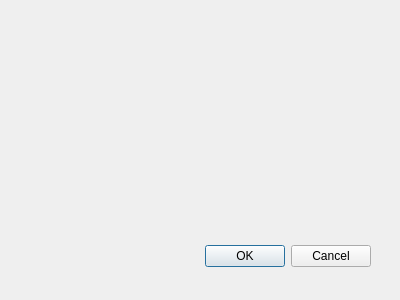
Old version of the form custompalettes.ui in the repository irydacea/wespal.
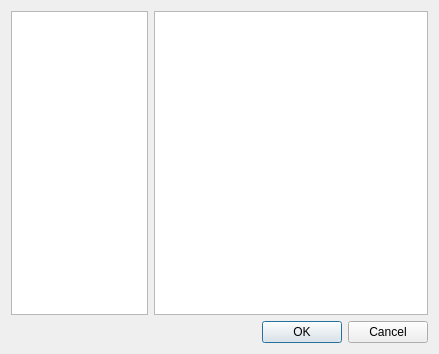
New version of the form. Icons and pictures are not drawn.

Commit message: Initial working prototype (with some drawing glitches) of a palette editor

```diff
--- a/custompalettes.ui
+++ b/custompalettes.ui
@@ -8,22 +8,42 @@
    <rect>
     <x>0</x>
     <y>0</y>
-    <width>400</width>
-    <height>300</height>
+    <width>439</width>
+    <height>354</height>
    </rect>
   </property>
   <property name="windowTitle">
    <string>Dialog</string>
   </property>
+  <property name="windowIcon">
+   <iconset resource="morningstar.qrc">
+    <normaloff>:/rsrc/rcx-icon.png</normaloff>:/rsrc/rcx-icon.png</iconset>
+  </property>
+  <layout class="QVBoxLayout" name="verticalLayout_2">
+   <item>
+    <layout class="QHBoxLayout" name="horizontalLayout" stretch="1,2">
+     <item>
+      <layout class="QVBoxLayout" name="paletteListContainer">
+       <item>
+        <widget class="QListWidget" name="listPals"/>
+       </item>
+      </layout>
+     </item>
+     <item>
+      <layout class="QVBoxLayout" name="paletteViewContainer">
+       <item>
+        <widget class="QListWidget" name="listColors">
+         <property name="uniformItemSizes">
+          <bool>true</bool>
+         </property>
+        </widget>
+       </item>
+      </layout>
+     </item>
+    </layout>
+   </item>
+   <item>
   <widget class="QDialogButtonBox" name="buttonBox">
-   <property name="geometry">
-    <rect>
-     <x>30</x>
-     <y>240</y>
-     <width>341</width>
-     <height>32</height>
-    </rect>
-   </property>
    <property name="orientation">
     <enum>Qt::Horizontal</enum>
    </property>
@@ -31,6 +51,8 @@
     <set>QDialogButtonBox::Cancel|QDialogButtonBox::Ok</set>
    </property>
   </widget>
+   </item>
+  </layout>
  </widget>
  <pixmapfunction/>
  <resources/>
```
Left out of the diff: 11 changed lines with no effect on the pictures. Lines whose indentation alone changed are shown as unchanged. The commit also changes 7 other files.
